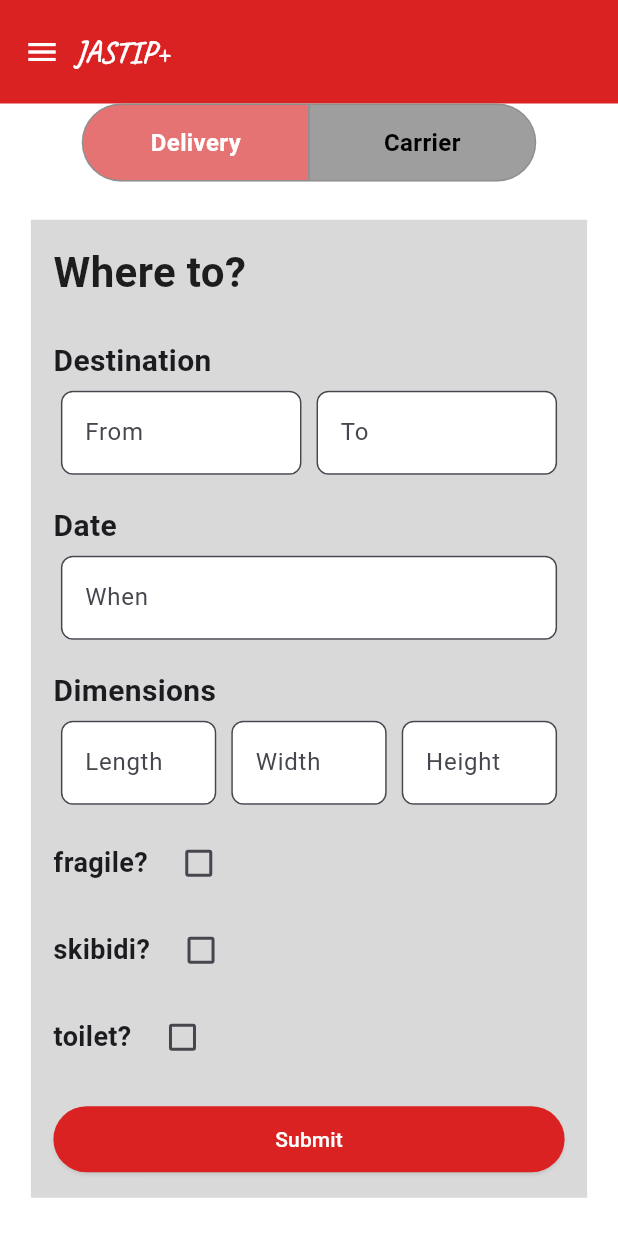
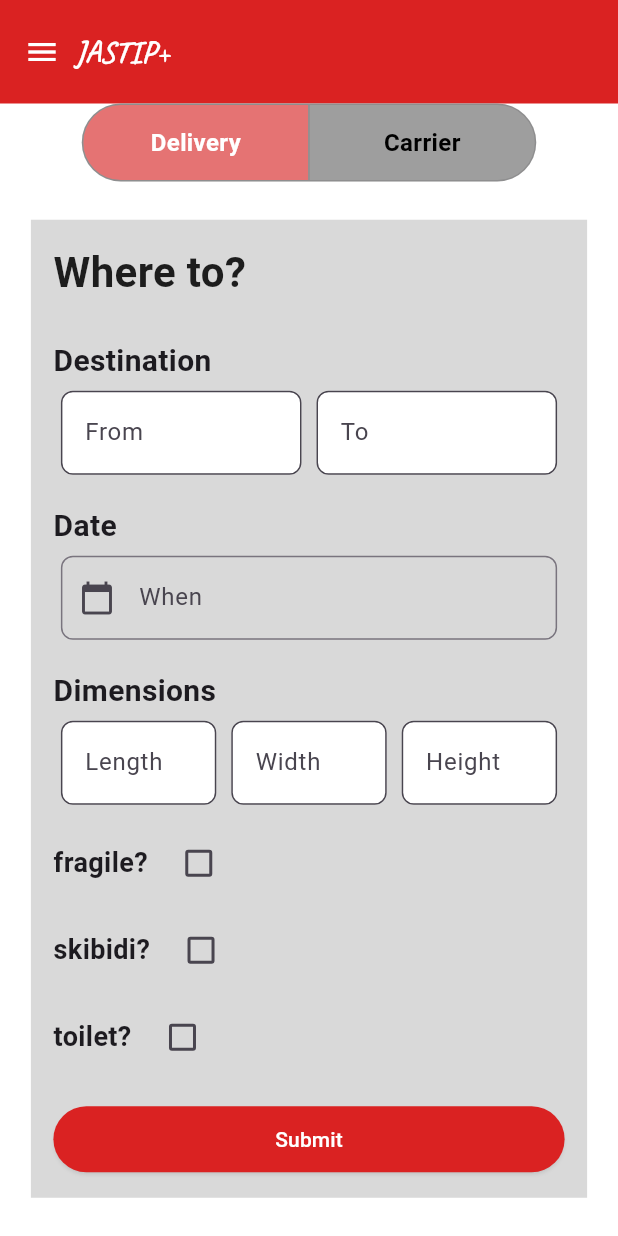
Before and after one commit to mandryskowski/jastip, a Flutter app: the screen it shows after launch, on a phone screen of 412 x 824 dp. Run offline on Flutter 3.47's test engine with Material 3 defaults, Android fonts, the phone set to English and light mode, and no system bars; our stand-ins replace google_fonts.

```diff
--- a/frontend/jastip/lib/FormBox.dart
+++ b/frontend/jastip/lib/FormBox.dart
@@ -235,26 +235,46 @@ class DateSearchBar extends StatefulWidget {
 class _DateSearchBarState extends State<DateSearchBar> {
   final _dateFormatRegex = RegExp(r'^\d{4}-\d{2}-\d{2}$'); // YYYY-MM-DD format
 
+  _selectDate(BuildContext context) async {
+    DateTime? selectedDate = await showDatePicker(
+      context: context,
+      initialDate: DateTime.now(),
+      firstDate: DateTime(2000),
+      lastDate: DateTime(2100),
+    );
+
+    if (selectedDate != null) {
+      setState(() {
+        widget.controller.text = "${selectedDate.toLocal()}".split(' ')[0] + " 12:00:00";
+      });
+    }
+  }
+
   @override
   Widget build(BuildContext context) {
-    return TextField(
+    return Container(
+        child: Column(
+          mainAxisAlignment: MainAxisAlignment.center,
+          children: <Widget>[
+            GestureDetector(
+              onTap: () {
+                _selectDate(context);
+              },
+              child: AbsorbPointer(
+                child: TextField(
                   controller: widget.controller,
                   decoration: InputDecoration(
                     hintText: widget.hintText,
+                    prefixIcon: Icon(Icons.calendar_today),
                     border: OutlineInputBorder(
                       borderRadius: BorderRadius.circular(8.0),
                     ),
-        filled: true,
-        fillColor: Colors.white,
-        errorText: !_isValidDate(widget.controller.text) ? 'Invalid date format. Use YYYY-MM-DD' : null,
                   ),
-      //keyboardType: TextInputType.datetime,
-      inputFormatters: [
-        FilteringTextInputFormatter.allow(RegExp(r'[\d-: ]')), // Allow only numbers and hyphen
+                ),
+              ),
+            ),
           ],
-      onChanged: (value) {
-        setState(() {});
-      },
+        ),
     );
   }
 
```
Lines whose indentation alone changed are shown as unchanged.
